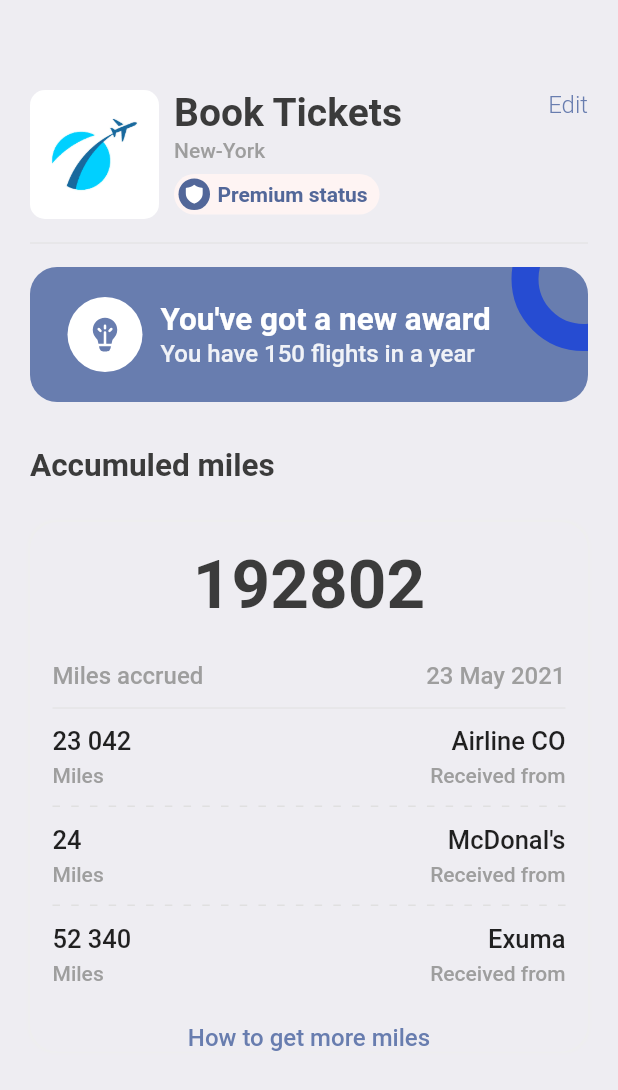
After one commit to Angelo-Ponce/flutter_booktickets_app, a Flutter app: the ProfileScreen screen opened directly, on a phone screen of 412 x 824 dp. The commit adds this screen. Shown: the top 1090 px of the screen. Run offline on Flutter 3.47's test engine with Material 2 defaults, Android fonts, the phone set to English and light mode, and no system bars; our stand-ins replace barcode_widget, fluentui_icons, gap, get.

Commit message:
✨ finish course

```diff
--- a/lib/screens/bottom_bar.dart
+++ b/lib/screens/bottom_bar.dart
@@ -1,6 +1,7 @@
 import 'package:fluentui_icons/fluentui_icons.dart';
 import 'package:flutter/material.dart';
 import 'package:flutter_booktickets_app/screens/home_screen.dart';
+import 'package:flutter_booktickets_app/screens/profile_screen.dart';
 import 'package:flutter_booktickets_app/screens/search_screen.dart';
 import 'package:flutter_booktickets_app/screens/ticket_screen.dart';
 
@@ -17,7 +18,8 @@ class _BottomBarState extends State<BottomBar> {
   static final List<Widget> _widgetOptions = <Widget>[
     const HomeScreen(),
     const SearchScreen(),
-    const TicketScreen()
+    const TicketScreen(),
+    const ProfileScreen()
   ];
 
   void _onItemTapped(int index){
--- /dev/null
+++ b/lib/screens/profile_screen.dart
@@ -0,0 +1,303 @@
+import 'package:fluentui_icons/fluentui_icons.dart';
+import 'package:flutter/material.dart';
+import 'package:flutter_booktickets_app/utils/app_layout.dart';
+import 'package:flutter_booktickets_app/utils/app_styles.dart';
+import 'package:flutter_booktickets_app/widgets/app_column_layout.dart';
+import 'package:flutter_booktickets_app/widgets/layout_builder_widget.dart';
+import 'package:gap/gap.dart';
+
+class ProfileScreen extends StatelessWidget {
+  const ProfileScreen({super.key});
+
+  @override
+  Widget build(BuildContext context) {
+    return Scaffold(
+      backgroundColor: Styles.bgColor,
+      body: ListView(
+        padding: EdgeInsets.symmetric(
+          horizontal: AppLayout.getHeight(20),
+          vertical: AppLayout.getHeight(20)
+        ),
+        children: [
+          Gap(AppLayout.getHeight(40)),
+          const TopContainer(),
+          Gap(AppLayout.getHeight(8)),
+          Divider(color: Colors.grey.shade300),
+          Gap(AppLayout.getHeight(8)),
+          const StackInfo(),
+          Gap(AppLayout.getHeight(30)),
+          Text('Accumuled miles', style: Styles.headLineStyle2),
+          Gap(AppLayout.getHeight(25)),
+          const ContainerMiles()
+        ],
+      ),
+    );
+  }
+}
+
+class TopContainer extends StatelessWidget {
+  const TopContainer({
+    super.key,
+  });
+
+  @override
+  Widget build(BuildContext context) {
+    return Row(
+      crossAxisAlignment: CrossAxisAlignment.start,
+      children: [
+        Container(
+          height: AppLayout.getHeight(86),
+          width: AppLayout.getWidth(86),
+          decoration: BoxDecoration(
+            borderRadius: BorderRadius.circular(AppLayout.getHeight(10)),
+            image: const DecorationImage(
+              image: AssetImage('assets/images/img_1.png')
+            )
+          ),
+        ),
+        Gap(AppLayout.getHeight(10)),
+        Column(
+          crossAxisAlignment: CrossAxisAlignment.start,
+          children: [
+            Text('Book Tickets', style: Styles.headLineStyle1),
+            Gap(AppLayout.getHeight(2)),
+            Text('New-York',
+              style: TextStyle(
+                fontSize: 14,
+                fontWeight: FontWeight.w500,
+                color: Colors.grey.shade500
+              )
+            ),
+            Gap(AppLayout.getHeight(8)),
+            Container(
+              decoration: BoxDecoration(
+                borderRadius: BorderRadius.circular(AppLayout.getHeight(100)),
+                color: const Color(0xFFFEF4F3)
+              ),
+              padding: EdgeInsets.all(AppLayout.getHeight(3)),
+              child: Row(
+                children: [
+                  Container(
+                    padding: const EdgeInsets.all(3),
+                    decoration: const BoxDecoration(
+                      shape: BoxShape.circle,
+                      color: Color(0xFF526799)
+                    ),
+                    child: const Icon(FluentSystemIcons.ic_fluent_shield_filled,
+                    color: Colors.white, size: 15),
+                  ),
+                  Gap(AppLayout.getHeight(5)),
+                  const Text('Premium status',
+                    style: TextStyle(
+                      color: Color(0xFF526799),
+                      fontWeight: FontWeight.w600
+                    )
+                  ),
+                  Gap(AppLayout.getHeight(5))
+                ],
+              ),
+            )
+          ],
+        ),
+        const Spacer(),
+        Column(
+          children: [
+            InkWell(
+              onTap: () {},
+              child: Text('Edit',
+                style: Styles.textStyle.copyWith(color: Styles.primaryColor, fontWeight: FontWeight.w300)
+              ),
+            )
+          ],
+        )
+      ],
+    );
+  }
+}
+
+class StackInfo extends StatelessWidget {
+  const StackInfo({
+    super.key,
+  });
+
+  @override
+  Widget build(BuildContext context) {
+    return Stack(
+      children: [
+        Container(
+          height: AppLayout.getHeight(90),
+          width: double.infinity,
+          decoration: BoxDecoration(
+            color: Styles.primaryColor,
+            borderRadius: BorderRadius.circular(AppLayout.getHeight(18))
+          ),
+        ),
+        Positioned(
+          right: -45,
+          top: -40,
+          child: Container(
+            padding: EdgeInsets.all(AppLayout.getHeight(30)),
+            decoration: BoxDecoration(
+              color: Colors.transparent,
+              shape: BoxShape.circle,
+              border: Border.all(width: 18, color: const Color(0xFF264CD2))
+            ),
+          ),
+        ),
+        Container(
+          padding: EdgeInsets.symmetric(horizontal: AppLayout.getHeight(25), vertical: AppLayout.getHeight(20)),
+          child: Row(
+            mainAxisAlignment: MainAxisAlignment.start,
+            crossAxisAlignment: CrossAxisAlignment.center,
+            children: [
+              CircleAvatar(
+                maxRadius: 25,
+                backgroundColor: Colors.white,
+                child: Icon(
+                  FluentSystemIcons.ic_fluent_lightbulb_filament_filled,
+                  color: Styles.primaryColor,
+                  size: 27
+                ),
+              ),
+              Gap(AppLayout.getHeight(12)),
+              Column(
+                mainAxisAlignment: MainAxisAlignment.start,
+                crossAxisAlignment: CrossAxisAlignment.start,
+                children: [
+                  Text(
+                    'You\'ve got a new award',
+                    style: Styles.headLineStyle2.copyWith(color: Colors.white)),
+                  Text(
+                    'You have 150 flights in a year',
+                    style: Styles.headLineStyle4.copyWith(
+                      fontWeight: FontWeight.w500,
+                      color: Colors.white.withOpacity(0.9),
+                      fontSize: 16
+                    ),
+                  )
+                ],
+              )
+            ],
+          ),
+        )
+      ],
+    );
+  }
+}
+
+class ContainerMiles extends StatelessWidget {
+  const ContainerMiles({
+    super.key,
+  });
+
+  @override
+  Widget build(BuildContext context) {
+    return Container(
+      padding: EdgeInsets.symmetric(horizontal: AppLayout.getWidth(15)),
+      decoration: BoxDecoration(
+        borderRadius: BorderRadius.circular(AppLayout.getWidth(18)),
+        color: Styles.bgColor,
+        boxShadow: [
+          BoxShadow(
+            color: Colors.grey.shade200,
+            blurRadius: 1,
+            spreadRadius: 1
+          )
+        ]
+      ),
+      child: Column(
+        children: [
+          Gap(AppLayout.getHeight(15)),
+          Text('192802',
+            style: TextStyle(
+              fontSize: 45,
+              color: Styles.textColor,
+              fontWeight: FontWeight.w600
+            )
+          ),
+          Gap(AppLayout.getHeight(25)),
+          Row(
+            mainAxisAlignment: MainAxisAlignment.spaceBetween,
+            children: [
+              Text('Miles accrued', style: Styles.headLineStyle4.copyWith(fontSize: 16)),
+              Text('23 May 2021', style: Styles.headLineStyle4.copyWith(fontSize: 16))
+            ],
+          ),
+          Gap(AppLayout.getHeight(4)),
+          Divider(color: Colors.grey.shade300),
+          Gap(AppLayout.getHeight(4)),
+          Row(
+            mainAxisAlignment: MainAxisAlignment.spaceBetween,
+            children: const [
+              AppColumnLayout(
+                alignment: CrossAxisAlignment.start,
+                firstText: '23 042',
+                secondText: 'Miles',
+                isColor: true,
+              ),
+              AppColumnLayout(
+                alignment: CrossAxisAlignment.end,
+                firstText: 'Airline CO',
+                secondText: 'Received from',
+                isColor: true,
+              )
+            ],
+          ),
+          Gap(AppLayout.getHeight(12)),
+          const AppLayoutBuilder(sections: 12, isColor: true),
+          Gap(AppLayout.getHeight(12)),
+          Row(
+            mainAxisAlignment: MainAxisAlignment.spaceBetween,
+            children: const [
+              AppColumnLayout(
+                alignment: CrossAxisAlignment.start,
+                firstText: '24',
+                secondText: 'Miles',
+                isColor: true,
+              ),
+              AppColumnLayout(
+                alignment: CrossAxisAlignment.end,
+                firstText: 'McDonal\'s',
+                secondText: 'Received from',
+                isColor: true,
+              )
+            ],
+          ),
+          Gap(AppLayout.getHeight(12)),
+          const AppLayoutBuilder(sections: 12, isColor: true),
+          Gap(AppLayout.getHeight(12)),
+          Row(
+            mainAxisAlignment: MainAxisAlignment.spaceBetween,
+            children: const [
+              AppColumnLayout(
+                alignment: CrossAxisAlignment.start,
+                firstText: '52 340',
+                secondText: 'Miles',
+                isColor: true,
+              ),
+              AppColumnLayout(
+                alignment: CrossAxisAlignment.end,
+                firstText: 'Exuma',
+                secondText: 'Received from',
+                isColor: true,
+              )
+            ],
+          ),
+          Gap(AppLayout.getHeight(25)),
+          InkWell(
+            onTap: () {},
+            child: Center(
+              child: Text(
+                'How to get more miles',
+                style: Styles.textStyle.copyWith(
+                  color: Styles.primaryColor,
+                  fontWeight: FontWeight.w500
+                )
+              ),
+            ),
+          )
+        ],
+      ),
+    );
+  }
+}
--- a/lib/screens/ticket_screen.dart
+++ b/lib/screens/ticket_screen.dart
@@ -88,7 +88,18 @@ class TicketScreen extends StatelessWidget {
               /**
                * bar code
                */
+              const SizedBox(height: 1),
               Container(
+                margin: EdgeInsets.symmetric(horizontal: AppLayout.getWidth(15)),
+                padding: EdgeInsets.symmetric(vertical: AppLayout.getHeight(20)),
+                decoration: BoxDecoration(
+                  color: Colors.white,
+                  borderRadius: BorderRadius.only(
+                    bottomLeft: Radius.circular(AppLayout.getHeight(21)),
+                    bottomRight: Radius.circular(AppLayout.getHeight(21))
+                  )
+                ),
+                child: Container(
                   padding: EdgeInsets.symmetric(horizontal: AppLayout.getHeight(15)),
                   child: ClipRRect(
                     borderRadius: BorderRadius.circular(AppLayout.getHeight(15)),
@@ -101,9 +112,45 @@ class TicketScreen extends StatelessWidget {
                       height: 70
                     ),
                   ),
-              )
+                ),
+              ),
+              Gap(AppLayout.getHeight(20)),
+              Container(
+                padding: EdgeInsets.only(left: AppLayout.getHeight(15)),
+                child: TicketView(ticket: ticketList[0]),
+              ),
             ],
           ),
+          Positioned(
+            left: AppLayout.getHeight(23),
+            top: AppLayout.getHeight(295),
+            child: Container(
+              padding: const EdgeInsets.all(3),
+              decoration: BoxDecoration(
+                shape: BoxShape.circle,
+                border: Border.all(color: Styles.textColor, width: 2)
+              ),
+              child: CircleAvatar(
+                maxRadius: 4,
+                backgroundColor: Styles.textColor,
+              ),
+            ),
+          ),
+          Positioned(
+            right: AppLayout.getHeight(23),
+            top: AppLayout.getHeight(295),
+            child: Container(
+              padding: const EdgeInsets.all(3),
+              decoration: BoxDecoration(
+                shape: BoxShape.circle,
+                border: Border.all(color: Styles.textColor, width: 2)
+              ),
+              child: CircleAvatar(
+                maxRadius: 4,
+                backgroundColor: Styles.textColor,
+              ),
+            ),
+          )
         ],
       )
     );
```
Lines whose indentation alone changed are shown as unchanged.
